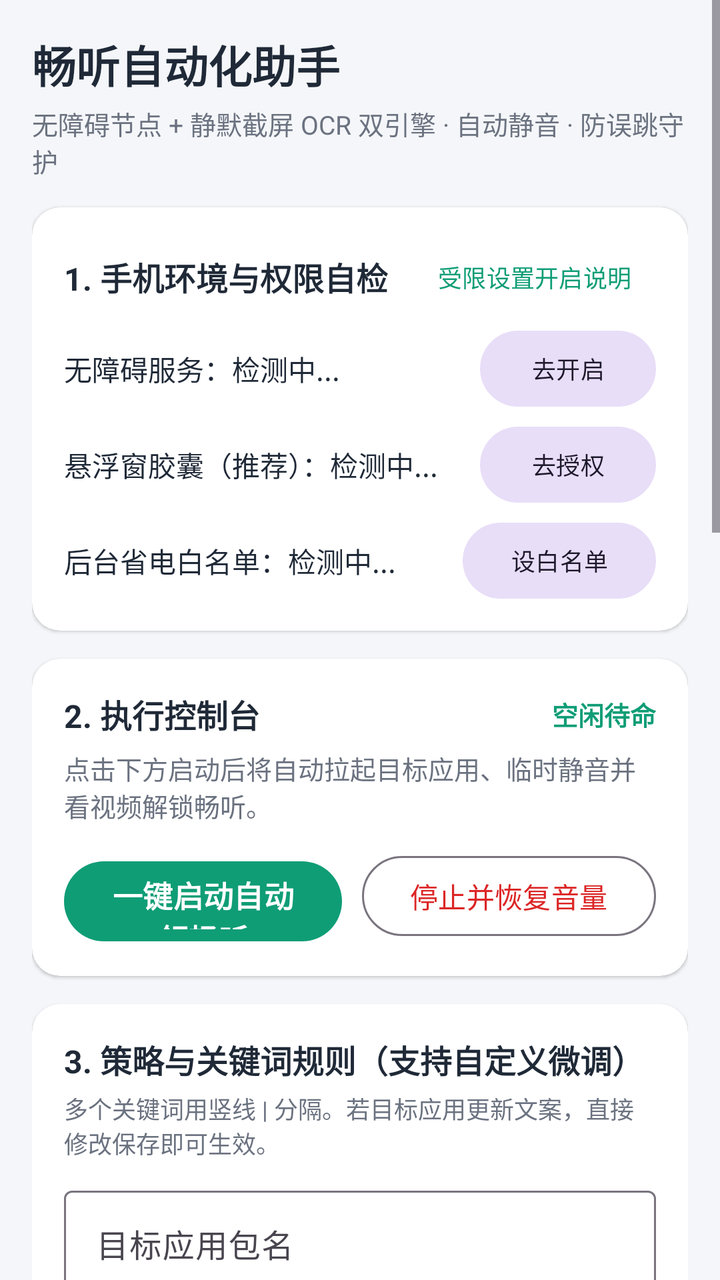
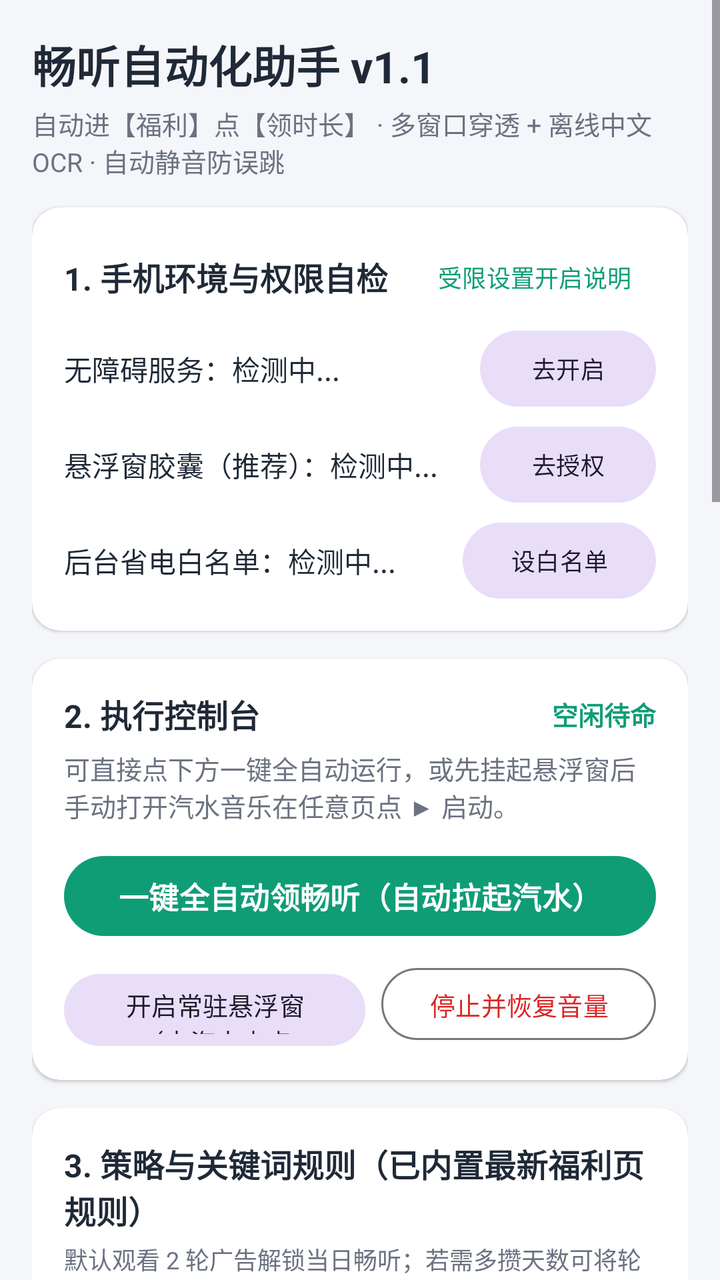

The first picture is an Android layout as it rendered before a commit; the second is the same layout after the commit. The layout source and the unified diff follow.
<!-- AndroidManifest.xml: application theme Theme.QishuiAdHelper -->
<!-- res/layout/activity_main.xml -->
<?xml version="1.0" encoding="utf-8"?>
<ScrollView xmlns:android="http://schemas.android.com/apk/res/android"
    xmlns:app="http://schemas.android.com/apk/res-auto"
    android:id="@+id/rootScroll"
    android:layout_width="match_parent"
    android:layout_height="match_parent"
    android:background="@color/bg_page"
    android:fillViewport="true">

    <LinearLayout
        android:layout_width="match_parent"
        android:layout_height="wrap_content"
        android:orientation="vertical"
        android:padding="16dp">

        
        <TextView
            android:layout_width="match_parent"
            android:layout_height="wrap_content"
            android:text="畅听自动化助手"
            android:textColor="@color/text_primary"
            android:textSize="22sp"
            android:textStyle="bold" />

        <TextView
            android:layout_width="match_parent"
            android:layout_height="wrap_content"
            android:layout_marginTop="4dp"
            android:layout_marginBottom="14dp"
            android:text="无障碍节点 + 静默截屏 OCR 双引擎 · 自动静音 · 防误跳守护"
            android:textColor="@color/text_secondary"
            android:textSize="13sp" />

        
        <com.google.android.material.card.MaterialCardView
            android:layout_width="match_parent"
            android:layout_height="wrap_content"
            android:layout_marginBottom="14dp"
            app:cardBackgroundColor="@color/bg_card"
            app:cardCornerRadius="14dp"
            app:cardElevation="1dp"
            app:strokeWidth="0dp">

            <LinearLayout
                android:layout_width="match_parent"
                android:layout_height="wrap_content"
                android:orientation="vertical"
                android:padding="16dp">

                <LinearLayout
                    android:layout_width="match_parent"
                    android:layout_height="wrap_content"
                    android:gravity="center_vertical"
                    android:orientation="horizontal">

                    <TextView
                        android:layout_width="0dp"
                        android:layout_height="wrap_content"
                        android:layout_weight="1"
                        android:text="1. 手机环境与权限自检"
                        android:textColor="@color/text_primary"
                        android:textSize="16sp"
                        android:textStyle="bold" />

                    <com.google.android.material.button.MaterialButton
                        android:id="@+id/btnRestrictedGuide"
                        style="@style/Widget.Material3.Button.TextButton"
                        android:layout_width="wrap_content"
                        android:layout_height="wrap_content"
                        android:minHeight="36dp"
                        android:text="受限设置开启说明"
                        android:textSize="12sp" />
                </LinearLayout>

                
                <LinearLayout
                    android:layout_width="match_parent"
                    android:layout_height="wrap_content"
                    android:layout_marginTop="8dp"
                    android:gravity="center_vertical"
                    android:orientation="horizontal">

                    <TextView
                        android:id="@+id/tvPermAccessibility"
                        android:layout_width="0dp"
                        android:layout_height="wrap_content"
                        android:layout_weight="1"
                        android:text="无障碍服务：检测中..."
                        android:textColor="@color/text_primary"
                        android:textSize="14sp" />

                    <com.google.android.material.button.MaterialButton
                        android:id="@+id/btnPermAccessibility"
                        style="@style/Widget.Material3.Button.TonalButton"
                        android:layout_width="wrap_content"
                        android:layout_height="38dp"
                        android:insetTop="0dp"
                        android:insetBottom="0dp"
                        android:text="去开启"
                        android:textSize="12sp" />
                </LinearLayout>

                
                <LinearLayout
                    android:layout_width="match_parent"
                    android:layout_height="wrap_content"
                    android:layout_marginTop="10dp"
                    android:gravity="center_vertical"
                    android:orientation="horizontal">

                    <TextView
                        android:id="@+id/tvPermOverlay"
                        android:layout_width="0dp"
                        android:layout_height="wrap_content"
                        android:layout_weight="1"
                        android:text="悬浮窗胶囊（推荐）：检测中..."
                        android:textColor="@color/text_primary"
                        android:textSize="14sp" />

                    <com.google.android.material.button.MaterialButton
                        android:id="@+id/btnPermOverlay"
                        style="@style/Widget.Material3.Button.TonalButton"
                        android:layout_width="wrap_content"
                        android:layout_height="38dp"
                        android:insetTop="0dp"
                        android:insetBottom="0dp"
                        android:text="去授权"
                        android:textSize="12sp" />
                </LinearLayout>

                
                <LinearLayout
                    android:layout_width="match_parent"
                    android:layout_height="wrap_content"
                    android:layout_marginTop="10dp"
                    android:gravity="center_vertical"
                    android:orientation="horizontal">

                    <TextView
                        android:id="@+id/tvPermBattery"
                        android:layout_width="0dp"
                        android:layout_height="wrap_content"
                        android:layout_weight="1"
                        android:text="后台省电白名单：检测中..."
                        android:textColor="@color/text_primary"
                        android:textSize="14sp" />

                    <com.google.android.material.button.MaterialButton
                        android:id="@+id/btnPermBattery"
                        style="@style/Widget.Material3.Button.TonalButton"
                        android:layout_width="wrap_content"
                        android:layout_height="38dp"
                        android:insetTop="0dp"
                        android:insetBottom="0dp"
                        android:text="设白名单"
                        android:textSize="12sp" />
                </LinearLayout>

            </LinearLayout>
        </com.google.android.material.card.MaterialCardView>

        
        <com.google.android.material.card.MaterialCardView
            android:layout_width="match_parent"
            android:layout_height="wrap_content"
            android:layout_marginBottom="14dp"
            app:cardBackgroundColor="@color/bg_card"
            app:cardCornerRadius="14dp"
            app:cardElevation="1dp"
            app:strokeWidth="0dp">

            <LinearLayout
                android:layout_width="match_parent"
                android:layout_height="wrap_content"
                android:orientation="vertical"
                android:padding="16dp">

                <LinearLayout
                    android:layout_width="match_parent"
                    android:layout_height="wrap_content"
                    android:gravity="center_vertical"
                    android:orientation="horizontal">

                    <TextView
                        android:layout_width="0dp"
                        android:layout_height="wrap_content"
                        android:layout_weight="1"
                        android:text="2. 执行控制台"
                        android:textColor="@color/text_primary"
                        android:textSize="16sp"
                        android:textStyle="bold" />

                    <TextView
                        android:id="@+id/tvTaskBadge"
                        android:layout_width="wrap_content"
                        android:layout_height="wrap_content"
                        android:text="空闲待命"
                        android:textColor="@color/brand_primary"
                        android:textSize="13sp"
                        android:textStyle="bold" />
                </LinearLayout>

                <TextView
                    android:id="@+id/tvTaskDetail"
                    android:layout_width="match_parent"
                    android:layout_height="wrap_content"
                    android:layout_marginTop="6dp"
                    android:text="点击下方启动后将自动拉起目标应用、临时静音并看视频解锁畅听。"
                    android:textColor="@color/text_secondary"
                    android:textSize="13sp" />

                <LinearLayout
                    android:layout_width="match_parent"
                    android:layout_height="wrap_content"
                    android:layout_marginTop="12dp"
                    android:orientation="horizontal">

                    <com.google.android.material.button.MaterialButton
                        android:id="@+id/btnStartTask"
                        android:layout_width="0dp"
                        android:layout_height="48dp"
                        android:layout_weight="1"
                        android:text="一键启动自动领畅听"
                        android:textSize="15sp"
                        android:textStyle="bold" />

                    <com.google.android.material.button.MaterialButton
                        android:id="@+id/btnStopTask"
                        style="@style/Widget.Material3.Button.OutlinedButton"
                        android:layout_width="wrap_content"
                        android:layout_height="48dp"
                        android:layout_marginStart="10dp"
                        android:text="停止并恢复音量"
                        android:textColor="@color/danger_red" />
                </LinearLayout>

            </LinearLayout>
        </com.google.android.material.card.MaterialCardView>

        
        <com.google.android.material.card.MaterialCardView
            android:layout_width="match_parent"
            android:layout_height="wrap_content"
            android:layout_marginBottom="14dp"
            app:cardBackgroundColor="@color/bg_card"
            app:cardCornerRadius="14dp"
            app:cardElevation="1dp"
            app:strokeWidth="0dp">

            <LinearLayout
                android:layout_width="match_parent"
                android:layout_height="wrap_content"
                android:orientation="vertical"
                android:padding="16dp">

                <TextView
                    android:layout_width="match_parent"
                    android:layout_height="wrap_content"
                    android:text="3. 策略与关键词规则（支持自定义微调）"
                    android:textColor="@color/text_primary"
                    android:textSize="16sp"
                    android:textStyle="bold" />

                <TextView
                    android:layout_width="match_parent"
                    android:layout_height="wrap_content"
                    android:layout_marginTop="4dp"
                    android:layout_marginBottom="10dp"
                    android:text="多个关键词用竖线 | 分隔。若目标应用更新文案，直接修改保存即可生效。"
                    android:textColor="@color/text_secondary"
                    android:textSize="12sp" />

                <com.google.android.material.textfield.TextInputLayout
                    android:layout_width="match_parent"
                    android:layout_height="wrap_content"
                    android:hint="目标应用包名">

                    <com.google.android.material.textfield.TextInputEditText
                        android:id="@+id/etTargetPackage"
                        android:layout_width="match_parent"
                        android:layout_height="wrap_content"
                        android:inputType="text"
                        android:singleLine="true" />
                </com.google.android.material.textfield.TextInputLayout>

                <LinearLayout
                    android:layout_width="match_parent"
                    android:layout_height="wrap_content"
                    android:layout_marginTop="8dp"
                    android:orientation="horizontal">

                    <com.google.android.material.textfield.TextInputLayout
                        android:layout_width="0dp"
                        android:layout_height="wrap_content"
                        android:layout_weight="1"
                        android:hint="单次最多连看轮数 (1-5)">

                        <com.google.android.material.textfield.TextInputEditText
                            android:id="@+id/etMaxRounds"
                            android:layout_width="match_parent"
                            android:layout_height="wrap_content"
                            android:inputType="number"
                            android:singleLine="true" />
                    </com.google.android.material.textfield.TextInputLayout>

                    <com.google.android.material.textfield.TextInputLayout
                        android:layout_width="0dp"
                        android:layout_height="wrap_content"
                        android:layout_marginStart="10dp"
                        android:layout_weight="1"
                        android:hint="单轮超时秒数 (45-120)">

                        <com.google.android.material.textfield.TextInputEditText
                            android:id="@+id/etSingleTimeoutSec"
                            android:layout_width="match_parent"
                            android:layout_height="wrap_content"
                            android:inputType="number"
                            android:singleLine="true" />
                    </com.google.android.material.textfield.TextInputLayout>
                </LinearLayout>

                <com.google.android.material.materialswitch.MaterialSwitch
                    android:id="@+id/switchAutoMute"
                    android:layout_width="match_parent"
                    android:layout_height="wrap_content"
                    android:layout_marginTop="8dp"
                    android:checked="true"
                    android:text="执行期间自动系统静音，结束后恢复原媒体音量"
                    android:textColor="@color/text_primary"
                    android:textSize="14sp" />

                <com.google.android.material.textfield.TextInputLayout
                    android:layout_width="match_parent"
                    android:layout_height="wrap_content"
                    android:layout_marginTop="6dp"
                    android:hint="触发入口关键词（| 分隔）">

                    <com.google.android.material.textfield.TextInputEditText
                        android:id="@+id/etEntryKeywords"
                        android:layout_width="match_parent"
                        android:layout_height="wrap_content"
                        android:inputType="text" />
                </com.google.android.material.textfield.TextInputLayout>

                <com.google.android.material.textfield.TextInputLayout
                    android:layout_width="match_parent"
                    android:layout_height="wrap_content"
                    android:layout_marginTop="8dp"
                    android:hint="已拿满全天畅听特征词（| 分隔）">

                    <com.google.android.material.textfield.TextInputEditText
                        android:id="@+id/etUnlockedKeywords"
                        android:layout_width="match_parent"
                        android:layout_height="wrap_content"
                        android:inputType="text" />
                </com.google.android.material.textfield.TextInputLayout>

                <com.google.android.material.textfield.TextInputLayout
                    android:layout_width="match_parent"
                    android:layout_height="wrap_content"
                    android:layout_marginTop="8dp"
                    android:hint="单条广告奖励发放完成词（| 分隔）">

                    <com.google.android.material.textfield.TextInputEditText
                        android:id="@+id/etRewardDoneKeywords"
                        android:layout_width="match_parent"
                        android:layout_height="wrap_content"
                        android:inputType="text" />
                </com.google.android.material.textfield.TextInputLayout>

                <com.google.android.material.textfield.TextInputLayout
                    android:layout_width="match_parent"
                    android:layout_height="wrap_content"
                    android:layout_marginTop="8dp"
                    android:hint="二段激励连看按钮词（| 分隔）">

                    <com.google.android.material.textfield.TextInputEditText
                        android:id="@+id/etNextAdKeywords"
                        android:layout_width="match_parent"
                        android:layout_height="wrap_content"
                        android:inputType="text" />
                </com.google.android.material.textfield.TextInputLayout>

                <com.google.android.material.textfield.TextInputLayout
                    android:layout_width="match_parent"
                    android:layout_height="wrap_content"
                    android:layout_marginTop="8dp"
                    android:hint="无视频/频控中止提示词（| 分隔）">

                    <com.google.android.material.textfield.TextInputEditText
                        android:id="@+id/etNoVideoKeywords"
                        android:layout_width="match_parent"
                        android:layout_height="wrap_content"
                        android:inputType="text" />
                </com.google.android.material.textfield.TextInputLayout>

                <LinearLayout
                    android:layout_width="match_parent"
                    android:layout_height="wrap_content"
                    android:layout_marginTop="12dp"
                    android:orientation="horizontal">

                    <com.google.android.material.button.MaterialButton
                        android:id="@+id/btnSaveConfig"
                        style="@style/Widget.Material3.Button.TonalButton"
                        android:layout_width="0dp"
                        android:layout_height="42dp"
                        android:layout_weight="1"
                        android:text="保存规则配置" />

                    <com.google.android.material.button.MaterialButton
                        android:id="@+id/btnResetConfig"
                        style="@style/Widget.Material3.Button.TextButton"
                        android:layout_width="wrap_content"
                        android:layout_height="42dp"
                        android:layout_marginStart="8dp"
                        android:text="恢复默认" />
                </LinearLayout>

            </LinearLayout>
        </com.google.android.material.card.MaterialCardView>

        
        <com.google.android.material.card.MaterialCardView
            android:layout_width="match_parent"
            android:layout_height="wrap_content"
            android:layout_marginBottom="24dp"
            app:cardBackgroundColor="@color/bg_card"
            app:cardCornerRadius="14dp"
            app:cardElevation="1dp"
            app:strokeWidth="0dp">

            <LinearLayout
                android:layout_width="match_parent"
                android:layout_height="wrap_content"
                android:orientation="vertical"
                android:padding="16dp">

                <LinearLayout
                    android:layout_width="match_parent"
                    android:layout_height="wrap_content"
                    android:gravity="center_vertical"
                    android:orientation="horizontal">

                    <TextView
                        android:layout_width="0dp"
                        android:layout_height="wrap_content"
                        android:layout_weight="1"
                        android:text="4. 实时状态机与识别日志"
                        android:textColor="@color/text_primary"
                        android:textSize="16sp"
                        android:textStyle="bold" />

                    <com.google.android.material.button.MaterialButton
                        android:id="@+id/btnCopyLogs"
                        style="@style/Widget.Material3.Button.TextButton"
                        android:layout_width="wrap_content"
                        android:layout_height="36dp"
                        android:minWidth="0dp"
                        android:text="复制"
                        android:textSize="12sp" />

                    <com.google.android.material.button.MaterialButton
                        android:id="@+id/btnClearLogs"
                        style="@style/Widget.Material3.Button.TextButton"
                        android:layout_width="wrap_content"
                        android:layout_height="36dp"
                        android:minWidth="0dp"
                        android:text="清空"
                        android:textSize="12sp" />
                </LinearLayout>

                <androidx.core.widget.NestedScrollView
                    android:id="@+id/scrollLogs"
                    android:layout_width="match_parent"
                    android:layout_height="220dp"
                    android:layout_marginTop="6dp"
                    android:background="@drawable/bg_log_box"
                    android:padding="10dp">

                    <TextView
                        android:id="@+id/tvLogs"
                        android:layout_width="match_parent"
                        android:layout_height="wrap_content"
                        android:fontFamily="monospace"
                        android:lineSpacingExtra="3dp"
                        android:text="等待任务启动..."
                        android:textColor="@color/text_log"
                        android:textIsSelectable="true"
                        android:textSize="11.5sp" />
                </androidx.core.widget.NestedScrollView>

            </LinearLayout>
        </com.google.android.material.card.MaterialCardView>

    </LinearLayout>
</ScrollView>
<!-- resources referenced by this layout -->
<resources>
  <color name="bg_card">#FFFFFF</color>
  <color name="bg_page">#F4F6F9</color>
  <color name="brand_primary">#0F9D76</color>
  <color name="danger_red">#DC2626</color>
  <color name="text_log">#D1FAE5</color>
  <color name="text_primary">#1F2937</color>
  <color name="text_secondary">#6B7280</color>
  <!-- drawable bg_log_box (drawable) -->
  <?xml version="1.0" encoding="utf-8"?>
  <shape xmlns:android="http://schemas.android.com/apk/res/android"
      android:shape="rectangle">
      <solid android:color="@color/bg_log" />
      <corners android:radius="10dp" />
  </shape>
  <style name="Theme.QishuiAdHelper" parent="Theme.Material3.Light.NoActionBar">
          <item name="colorPrimary">@color/brand_primary</item>
          <item name="colorSecondary">@color/brand_secondary</item>
          <item name="android:statusBarColor">@color/bg_page</item>
          <item name="android:windowLightStatusBar">true</item>
      </style>
  <color name="bg_log">#111827</color>
  <color name="brand_secondary">#2563EB</color>
</resources>

<!-- the commit's change to res/layout/activity_main.xml (unified diff, before → after) -->
@@ -17,7 +17,7 @@
         <TextView
             android:layout_width="match_parent"
             android:layout_height="wrap_content"
-            android:text="畅听自动化助手"
+            android:text="畅听自动化助手 v1.1"
             android:textColor="@color/text_primary"
             android:textSize="22sp"
             android:textStyle="bold" />
@@ -27,7 +27,7 @@
             android:layout_height="wrap_content"
             android:layout_marginTop="4dp"
             android:layout_marginBottom="14dp"
-            android:text="无障碍节点 + 静默截屏 OCR 双引擎 · 自动静音 · 防误跳守护"
+            android:text="自动进【福利】点【领时长】 · 多窗口穿透 + 离线中文 OCR · 自动静音防误跳"
             android:textColor="@color/text_secondary"
             android:textSize="13sp" />
 
@@ -205,33 +205,43 @@
                     android:layout_width="match_parent"
                     android:layout_height="wrap_content"
                     android:layout_marginTop="6dp"
-                    android:text="点击下方启动后将自动拉起目标应用、临时静音并看视频解锁畅听。"
+                    android:text="可直接点下方一键全自动运行，或先挂起悬浮窗后手动打开汽水音乐在任意页点 ▶ 启动。"
                     android:textColor="@color/text_secondary"
                     android:textSize="13sp" />
 
-                <LinearLayout
-                    android:layout_width="match_parent"
-                    android:layout_height="wrap_content"
+                <com.google.android.material.button.MaterialButton
+                    android:id="@+id/btnStartTask"
+                    android:layout_width="match_parent"
+                    android:layout_height="48dp"
                     android:layout_marginTop="12dp"
-                    android:orientation="horizontal">
-
-                    <com.google.android.material.button.MaterialButton
-                        android:id="@+id/btnStartTask"
-                        android:layout_width="0dp"
-                        android:layout_height="48dp"
-                        android:layout_weight="1"
-                        android:text="一键启动自动领畅听"
-                        android:textSize="15sp"
-                        android:textStyle="bold" />
+                    android:text="一键全自动领畅听（自动拉起汽水）"
+                    android:textSize="15sp"
+                    android:textStyle="bold" />
+
+                <LinearLayout
+                    android:layout_width="match_parent"
+                    android:layout_height="wrap_content"
+                    android:layout_marginTop="8dp"
+                    android:orientation="horizontal">
+
+                    <com.google.android.material.button.MaterialButton
+                        android:id="@+id/btnShowOverlay"
+                        style="@style/Widget.Material3.Button.TonalButton"
+                        android:layout_width="0dp"
+                        android:layout_height="44dp"
+                        android:layout_weight="1"
+                        android:text="开启常驻悬浮窗（去汽水内点 ▶）"
+                        android:textSize="12.5sp" />
 
                     <com.google.android.material.button.MaterialButton
                         android:id="@+id/btnStopTask"
                         style="@style/Widget.Material3.Button.OutlinedButton"
                         android:layout_width="wrap_content"
-                        android:layout_height="48dp"
-                        android:layout_marginStart="10dp"
+                        android:layout_height="44dp"
+                        android:layout_marginStart="8dp"
                         android:text="停止并恢复音量"
-                        android:textColor="@color/danger_red" />
+                        android:textColor="@color/danger_red"
+                        android:textSize="12.5sp" />
                 </LinearLayout>
 
             </LinearLayout>
@@ -256,7 +266,7 @@
                 <TextView
                     android:layout_width="match_parent"
                     android:layout_height="wrap_content"
-                    android:text="3. 策略与关键词规则（支持自定义微调）"
+                    android:text="3. 策略与关键词规则（已内置最新福利页规则）"
                     android:textColor="@color/text_primary"
                     android:textSize="16sp"
                     android:textStyle="bold" />
@@ -266,7 +276,7 @@
                     android:layout_height="wrap_content"
                     android:layout_marginTop="4dp"
                     android:layout_marginBottom="10dp"
-                    android:text="多个关键词用竖线 | 分隔。若目标应用更新文案，直接修改保存即可生效。"
+                    android:text="默认观看 2 轮广告解锁当日畅听；若需多攒天数可将轮数调大（1-10）。"
                     android:textColor="@color/text_secondary"
                     android:textSize="12sp" />
 
@@ -293,7 +303,7 @@
                         android:layout_width="0dp"
                         android:layout_height="wrap_content"
                         android:layout_weight="1"
-                        android:hint="单次最多连看轮数 (1-5)">
+                        android:hint="每次观看广告轮数 (1-10)">
 
                         <com.google.android.material.textfield.TextInputEditText
                             android:id="@+id/etMaxRounds"
@@ -333,7 +343,7 @@
                     android:layout_width="match_parent"
                     android:layout_height="wrap_content"
                     android:layout_marginTop="6dp"
-                    android:hint="触发入口关键词（| 分隔）">
+                    android:hint="领时长入口关键词（| 分隔）">
 
                     <com.google.android.material.textfield.TextInputEditText
                         android:id="@+id/etEntryKeywords"
@@ -346,7 +356,7 @@
                     android:layout_width="match_parent"
                     android:layout_height="wrap_content"
                     android:layout_marginTop="8dp"
-                    android:hint="已拿满全天畅听特征词（| 分隔）">
+                    android:hint="今日已领满特征词（| 分隔）">
 
                     <com.google.android.material.textfield.TextInputEditText
                         android:id="@+id/etUnlockedKeywords"
@@ -372,7 +382,7 @@
                     android:layout_width="match_parent"
                     android:layout_height="wrap_content"
                     android:layout_marginTop="8dp"
-                    android:hint="二段激励连看按钮词（| 分隔）">
+                    android:hint="连看下一轮弹窗按钮词（| 分隔）">
 
                     <com.google.android.material.textfield.TextInputEditText
                         android:id="@+id/etNextAdKeywords"
@@ -446,7 +456,7 @@
                         android:layout_width="0dp"
                         android:layout_height="wrap_content"
                         android:layout_weight="1"
-                        android:text="4. 实时状态机与识别日志"
+                        android:text="4. 实时画面识别与状态日志"
                         android:textColor="@color/text_primary"
                         android:textSize="16sp"
                         android:textStyle="bold" />
@@ -473,7 +483,7 @@
                 <androidx.core.widget.NestedScrollView
                     android:id="@+id/scrollLogs"
                     android:layout_width="match_parent"
-                    android:layout_height="220dp"
+                    android:layout_height="240dp"
                     android:layout_marginTop="6dp"
                     android:background="@drawable/bg_log_box"
                     android:padding="10dp">
@@ -484,7 +494,7 @@
                         android:layout_height="wrap_content"
                         android:fontFamily="monospace"
                         android:lineSpacingExtra="3dp"
-                        android:text="等待任务启动..."
+                        android:text="等待任务启动（启动后此处会实时打印每一帧读到的节点与 OCR 文字）..."
                         android:textColor="@color/text_log"
                         android:textIsSelectable="true"
                         android:textSize="11.5sp" />
